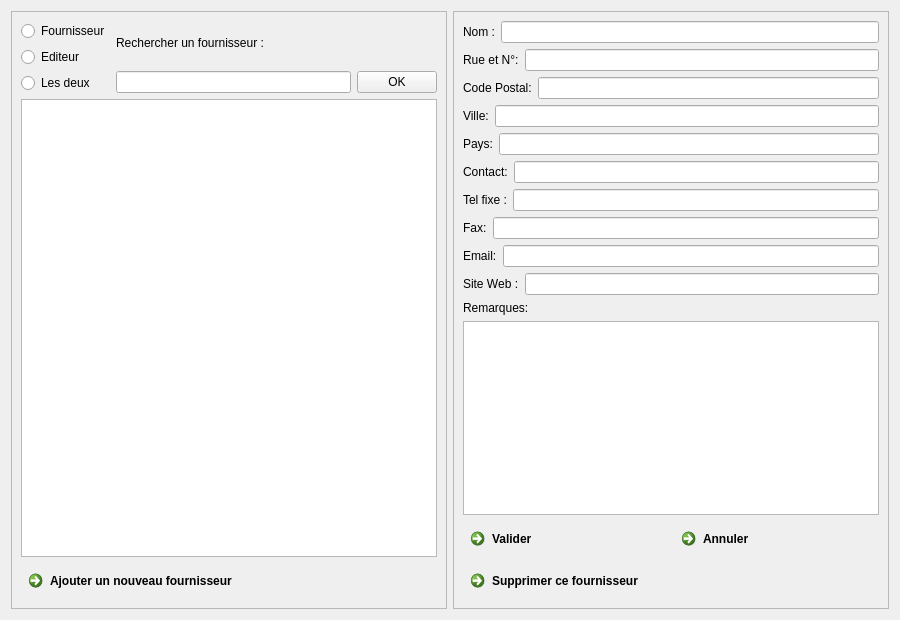
This is f_ajoutsuppmodiffournisseursediteurs.ui in nivhg/ludopen as Qt 5 draws it before an edit. The edited form follows.
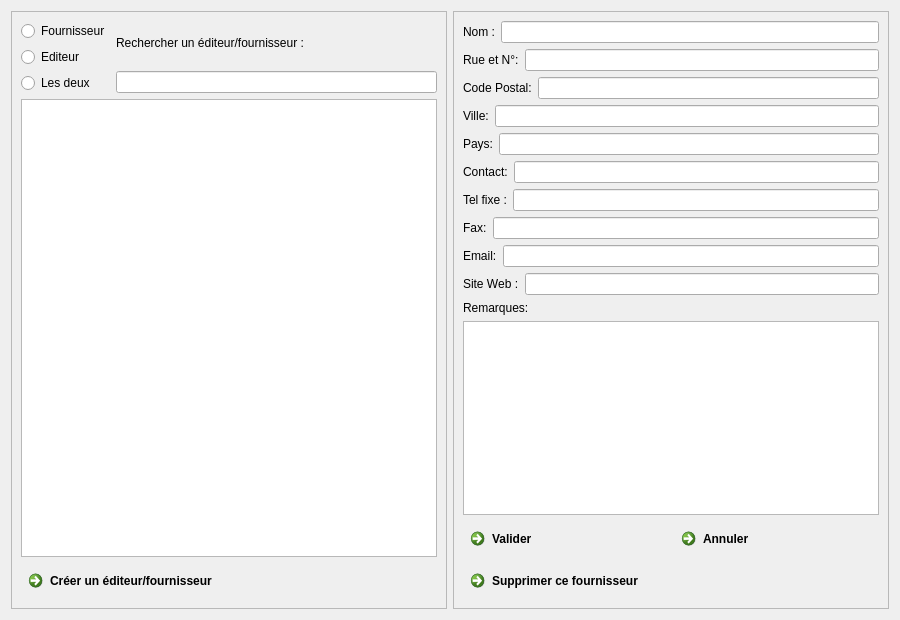
This is the edited form. Icons and pictures are not drawn.

The edit to the form file:
```diff
--- a/f_ajoutsuppmodiffournisseursediteurs.ui
+++ b/f_ajoutsuppmodiffournisseursediteurs.ui
@@ -65,7 +65,7 @@
         <item>
          <widget class="QLabel" name="Lb_Recherche">
           <property name="text">
-           <string>Rechercher un fournisseur :</string>
+           <string>Rechercher un éditeur/fournisseur :</string>
           </property>
          </widget>
         </item>
@@ -74,13 +74,6 @@
           <item>
            <widget class="QLineEdit" name="LE_Recherche"/>
           </item>
-          <item>
-           <widget class="QPushButton" name="Bt_Ok">
-            <property name="text">
-             <string>OK</string>
-            </property>
-           </widget>
-          </item>
          </layout>
         </item>
        </layout>
@@ -103,7 +96,7 @@
         <item>
          <widget class="QCommandLinkButton" name="Bt_Ajouter">
           <property name="text">
-           <string>Ajouter un nouveau fournisseur</string>
+           <string>Créer un éditeur/fournisseur</string>
           </property>
           <property name="icon">
            <iconset resource="ImagesIcones.qrc">
```
